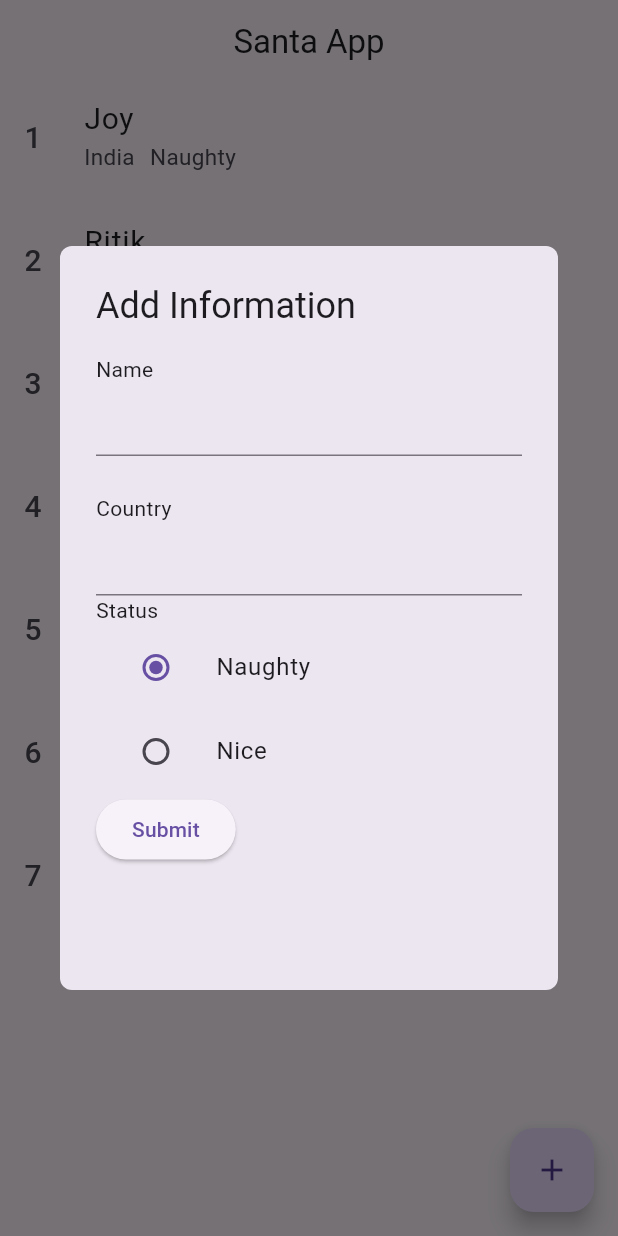
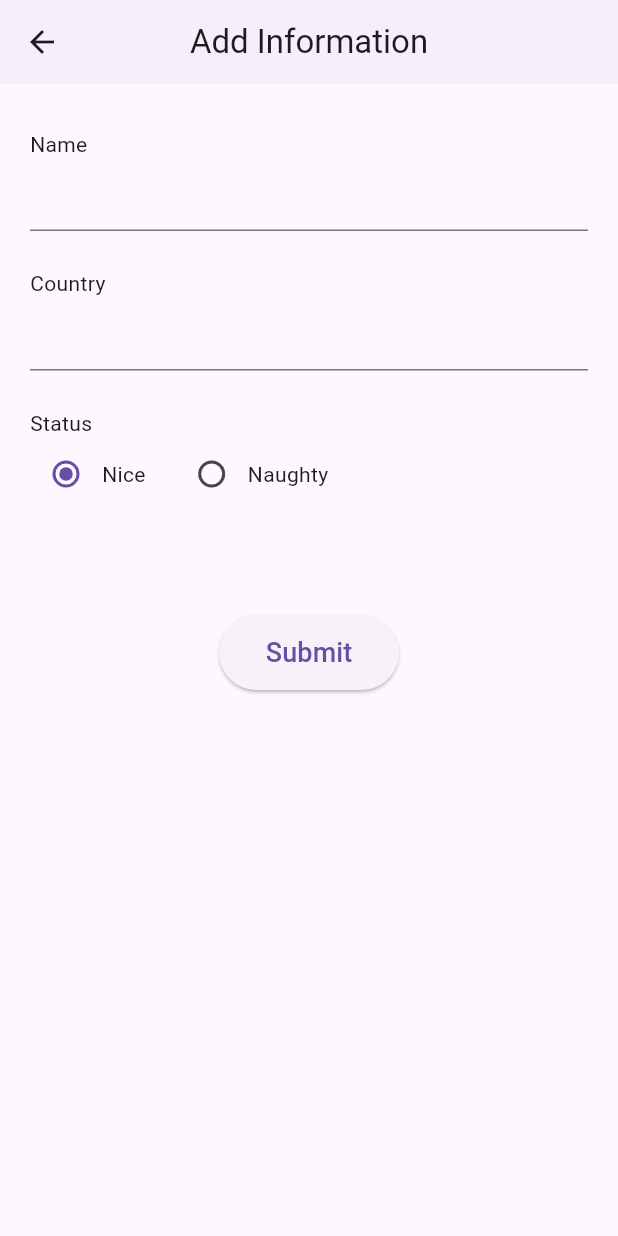
Before and after one commit to Parul-Concetto/santa_app, a Flutter app: the screen it shows after launch, after a tap on the "add" icon, on a phone screen of 412 x 824 dp. Run offline on Flutter 3.47's test engine with Material 2 defaults, Android fonts, the light colour scheme and no system bars; our stand-ins replace equatable.

Commit message:
-Changed the UI design of add data

```diff
--- /dev/null
+++ b/lib/core/app_strings.dart
@@ -0,0 +1,13 @@
+class AppStrings {
+  AppStrings._();
+
+  static const String santaApp = "Santa App";
+  static const String name = "Name";
+  static const String country = "Country";
+  static const String status = "Status";
+  static const String naughty = "Naughty";
+  static const String nice = "Nice";
+  static const String submit = "Submit";
+  static const String add = "Add";
+  static const String addInformation = "Add Information";
+}
--- /dev/null
+++ b/lib/core/routes/app_routes.dart
@@ -0,0 +1,12 @@
+import 'package:flutter/material.dart';
+import 'package:santa_app/presentation/pages/add_data.dart';
+import 'package:santa_app/presentation/pages/list_page.dart';
+
+class AppRoutes {
+  static String initial = '/';
+  static String add = '/add_info';
+  static Map<String, Widget Function(BuildContext)> routes = {
+    initial: (context) => HomePage(),
+    add: (context) => const OpenDialog(),
+  };
+}
--- a/lib/children_model.dart
+++ b/lib/data/models/children_model.dart
@@ -1,12 +1,17 @@
-class ChildrenModel {
+import 'package:equatable/equatable.dart';
+
+class ChildrenModel extends Equatable {
   final int id;
   final String name;
   final String country;
   final bool? isNaughty;
 
-  ChildrenModel(
+  const ChildrenModel(
       {required this.id,
       required this.name,
       required this.country,
       this.isNaughty});
+
+  @override
+  List<Object?> get props => [id, name, country, isNaughty];
 }
--- a/lib/main.dart
+++ b/lib/main.dart
@@ -1,5 +1,5 @@
 import 'package:flutter/material.dart';
-import 'package:santa_app/pages/list_page.dart';
+import 'package:santa_app/core/routes/app_routes.dart';
 
 void main() {
   runApp(const MyApp());
@@ -11,8 +11,9 @@ class MyApp extends StatelessWidget {
   @override
   Widget build(BuildContext context) {
     return MaterialApp(
+      routes: AppRoutes.routes,
       theme: ThemeData(useMaterial3: true),
-      home: HomePage(),
+      //home: HomePage(),
     );
   }
 }
--- a/lib/pages/list_page.dart
+++ /dev/null
@@ -1,142 +0,0 @@
-import 'package:flutter/material.dart';
-import 'package:santa_app/children_model.dart';
-
-class HomePage extends StatelessWidget {
-  HomePage({Key? key}) : super(key: key);
-  final List<ChildrenModel> list = [
-    ChildrenModel(id: 1, name: 'Joy', country: 'India', isNaughty: true),
-    ChildrenModel(id: 2, name: 'Ritik', country: 'India', isNaughty: false),
-    ChildrenModel(
-        id: 3, name: 'Malvika', country: 'Afghanistan', isNaughty: true),
-    ChildrenModel(id: 4, name: 'Ishan', country: 'Australia', isNaughty: true),
-    ChildrenModel(
-        id: 5, name: 'Moksh', country: 'Bangladesh', isNaughty: false),
-    ChildrenModel(id: 6, name: 'Megha', country: 'India', isNaughty: true),
-    ChildrenModel(id: 7, name: 'Nistha', country: 'India', isNaughty: false),
-  ];
-  final TextEditingController name = TextEditingController();
-
-  late final int selectedOption = 1;
-
-  @override
-  Widget build(BuildContext context) {
-    return Scaffold(
-      appBar: AppBar(title: const Text('Santa App'), centerTitle: true),
-      body: ListView.separated(
-        itemCount: list.length,
-        itemBuilder: (BuildContext context, int index) {
-          return GestureDetector(
-            onTap: () {},
-            child: ListTile(
-              title:
-                  Text(list[index].name, style: const TextStyle(fontSize: 20)),
-              subtitle: Row(
-                children: [
-                  Text(list[index].country,
-                      style: const TextStyle(fontSize: 15)),
-                  const SizedBox(
-                    width: 10,
-                  ),
-                  Text(list[index].isNaughty ?? false ? 'Naughty' : 'Nice',
-                      style: const TextStyle(fontSize: 15))
-                ],
-              ),
-              leading: Text(list[index].id.toString(),
-                  style: const TextStyle(fontSize: 20)),
-            ),
-          );
-        },
-        separatorBuilder: (BuildContext context, int index) {
-          return const SizedBox(
-            height: 10,
-          );
-        },
-      ),
-      floatingActionButton: FloatingActionButton(
-          child: const Icon(Icons.add),
-          onPressed: () {
-            showDialog(
-                context: context,
-                builder: (BuildContext context) {
-                  return OpenDialog(name: name, selectedOption: selectedOption);
-                });
-          }),
-    );
-  }
-}
-
-class OpenDialog extends StatelessWidget {
-  const OpenDialog({
-    super.key,
-    required this.name,
-    required this.selectedOption,
-  });
-
-  final TextEditingController name;
-  final int selectedOption;
-
-  @override
-  Widget build(BuildContext context) {
-    return AlertDialog(
-      title: const Text('Add Information'),
-      shape: RoundedRectangleBorder(borderRadius: BorderRadius.circular(8)),
-      content: Container(
-        height: 400,
-        width: 300,
-        child: Column(
-          crossAxisAlignment: CrossAxisAlignment.start,
-          children: [
-            const Text('Name'),
-            TextFormField(controller: name),
-            const SizedBox(
-              height: 25,
-            ),
-            const Text('Country'),
-            TextFormField(controller: name),
-            const Text('Status'),
-            ListTile(
-              title: const Text('Naughty'),
-              leading: Radio(
-                value: 1,
-                groupValue: selectedOption,
-                onChanged: (value) {},
-              ),
-            ),
-            /*   const SizedBox(
-              width: 10,
-            ),*/
-            ListTile(
-              title: const Text('Nice'),
-              leading: Radio(
-                value: 2,
-                groupValue: selectedOption,
-                onChanged: (value) {},
-              ),
-            ),
-            ElevatedButton(onPressed: () {}, child: Text('Submit')),
-          ],
-        ),
-      ),
-    );
-  }
-}
-/*
-Container(
-margin: const EdgeInsets.only(bottom: 10),
-padding: const EdgeInsets.symmetric(horizontal: 60),
-decoration: BoxDecoration(
-color: Colors.grey.shade200,
-borderRadius: BorderRadius.circular(20)),
-height: 100,
-width: MediaQuery.of(context).size.width,
-child: Column(
-crossAxisAlignment: CrossAxisAlignment.start,
-children: [
-Text(
-list[index].name,
-style:
-const TextStyle(fontSize: 20, color: Colors.black),
-),
-],
-),
-);*/
--- /dev/null
+++ b/lib/presentation/pages/add_data.dart
@@ -0,0 +1,93 @@
+import 'package:flutter/material.dart';
+
+import 'package:santa_app/core/app_strings.dart';
+
+class OpenDialog extends StatelessWidget {
+  const OpenDialog({
+    super.key,
+    this.name,
+    this.selectedOption = 1,
+  });
+
+  final TextEditingController? name;
+  final int? selectedOption;
+
+  @override
+  Widget build(BuildContext context) {
+    return Scaffold(
+      appBar: AppBar(
+          title: const Text(
+            AppStrings.addInformation,
+          ),
+          centerTitle: true,
+          elevation: 1),
+      body: Padding(
+        padding: const EdgeInsets.symmetric(
+          horizontal: 20,
+        ),
+        child: Column(
+          crossAxisAlignment: CrossAxisAlignment.start,
+          children: [
+            const SizedBox(
+              height: 30,
+            ),
+            const Text(AppStrings.name),
+            TextFormField(controller: name),
+            const SizedBox(
+              height: 25,
+            ),
+            const Text(AppStrings.country),
+            TextFormField(controller: name),
+            const SizedBox(
+              height: 25,
+            ),
+            const Text(AppStrings.status),
+            Row(
+              mainAxisAlignment: MainAxisAlignment.start,
+              crossAxisAlignment: CrossAxisAlignment.start,
+              children: [
+                Row(
+                  children: [
+                    Radio(
+                      value: 1,
+                      groupValue: selectedOption,
+                      onChanged: (value) {},
+                    ),
+                    const Text(AppStrings.nice),
+                  ],
+                ),
+                const SizedBox(
+                  width: 20,
+                ),
+                Row(
+                  children: [
+                    Radio(
+                      value: 2,
+                      groupValue: selectedOption,
+                      onChanged: (value) {},
+                    ),
+                    const Text(AppStrings.naughty),
+                  ],
+                ),
+              ],
+            ),
+            const SizedBox(
+              height: 70,
+            ),
+            Center(
+              child: SizedBox(
+                height: 50,
+                width: 120,
+                child: ElevatedButton(
+                  onPressed: () {},
+                  child: const Text(AppStrings.submit,
+                      style: TextStyle(fontSize: 18)),
+                ),
+              ),
+            ),
+          ],
+        ),
+      ),
+    );
+  }
+}
--- /dev/null
+++ b/lib/presentation/pages/list_page.dart
@@ -0,0 +1,72 @@
+import 'package:flutter/material.dart';
+import 'package:santa_app/core/app_strings.dart';
+import 'package:santa_app/core/routes/app_routes.dart';
+import 'package:santa_app/data/models/children_model.dart';
+
+class HomePage extends StatelessWidget {
+  HomePage({Key? key}) : super(key: key);
+  final List<ChildrenModel> list = [
+    const ChildrenModel(id: 1, name: 'Joy', country: 'India', isNaughty: true),
+    const ChildrenModel(
+        id: 2, name: 'Ritik', country: 'India', isNaughty: false),
+    const ChildrenModel(
+        id: 3, name: 'Malvika', country: 'Afghanistan', isNaughty: true),
+    const ChildrenModel(
+        id: 4, name: 'Ishan', country: 'Australia', isNaughty: true),
+    const ChildrenModel(
+        id: 5, name: 'Moksh', country: 'Bangladesh', isNaughty: false),
+    const ChildrenModel(
+        id: 6, name: 'Megha', country: 'India', isNaughty: true),
+    const ChildrenModel(
+        id: 7, name: 'Nistha', country: 'India', isNaughty: false),
+  ];
+  final TextEditingController name = TextEditingController();
+
+  late final int selectedOption = 1;
+
+  @override
+  Widget build(BuildContext context) {
+    return Scaffold(
+      appBar: AppBar(
+          title: const Text(AppStrings.santaApp),
+          centerTitle: true,
+          elevation: 1),
+      body: ListView.separated(
+        itemCount: list.length,
+        itemBuilder: (BuildContext context, int index) {
+          return GestureDetector(
+            onTap: () {},
+            child: ListTile(
+              title:
+                  Text(list[index].name, style: const TextStyle(fontSize: 20)),
+              subtitle: Row(
+                children: [
+                  Text(list[index].country,
+                      style: const TextStyle(fontSize: 15)),
+                  const SizedBox(
+                    width: 10,
+                  ),
+                  Text(list[index].isNaughty ?? false ? 'Naughty' : 'Nice',
+                      style: const TextStyle(fontSize: 15))
+                ],
+              ),
+              leading: Text(list[index].id.toString(),
+                  style: const TextStyle(fontSize: 20)),
+            ),
+          );
+        },
+        separatorBuilder: (BuildContext context, int index) {
+          return const SizedBox(
+            height: 10,
+          );
+        },
+      ),
+      floatingActionButton: FloatingActionButton(
+        onPressed: () {
+          Navigator.pushNamed(context, AppRoutes.add);
+        },
+        child: const Icon(Icons.add),
+      ),
+    );
+  }
+}
--- a/pubspec.yaml
+++ b/pubspec.yaml
@@ -30,7 +30,9 @@ environment:
 dependencies:
   flutter:
     sdk: flutter
-
+  equatable: any
+  flutter_bloc: any
+  google_fonts: any
 
   # The following adds the Cupertino Icons font to your application.
   # Use with the CupertinoIcons class for iOS style icons.
```
Also changed, not shown: 1 other file.
